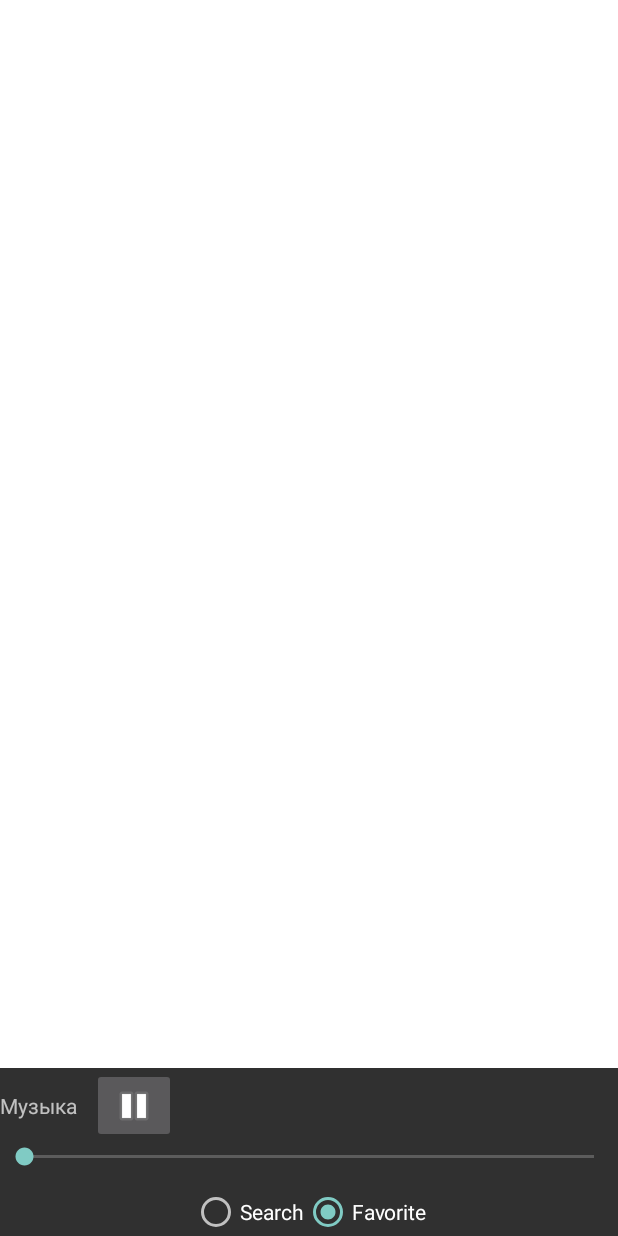
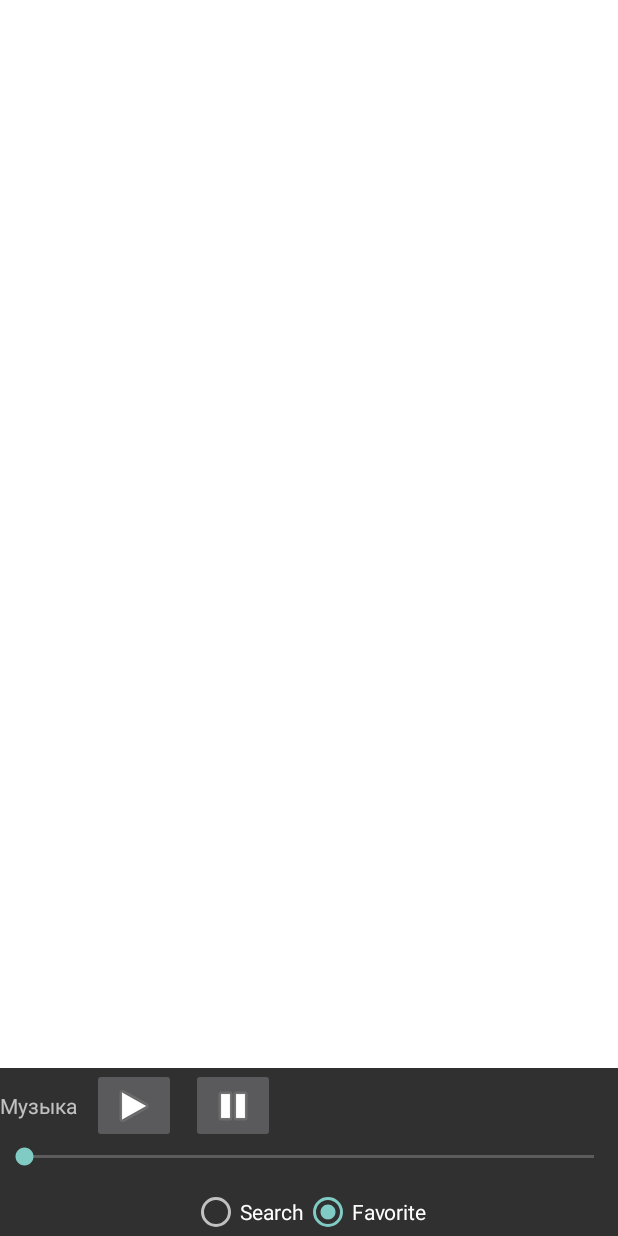
Before and after one commit to haschish/vladimirProject, an Android app: the screen it shows after launch (MainActivity), after a tap on "Favorite", on a phone screen of 412 x 824 dp. Run offline under Robolectric (Android 15) with nearby library versions, the phone set to English and light mode, and no system bars; our stand-ins replace data binding; 1 statement that could not run was skipped.

Commit message:
implemented change position and play/pause

```diff
--- a/app/src/main/java/com/example/obuza/FragmentThree.java
+++ b/app/src/main/java/com/example/obuza/FragmentThree.java
@@ -3,15 +3,28 @@ package com.example.obuza;
 import android.os.Bundle;
 
 import androidx.fragment.app.Fragment;
+import androidx.lifecycle.ViewModelProvider;
 
 import android.view.LayoutInflater;
 import android.view.View;
 import android.view.ViewGroup;
 import android.widget.SeekBar;
 
+import com.example.obuza.databinding.FragmentThreeBinding;
+
 //import static com.example.obuza.FragmentOne.mediaPlayer;
 //import static com.example.obuza.FragmentTwo.fragmentOne;
 //import static com.example.obuza.FragmentTwo.handler;
+
+interface OnProgressChange extends SeekBar.OnSeekBarChangeListener {
+    @Override
+    default void onStartTrackingTouch(SeekBar seekBar){
+    };
+
+    @Override
+    default void onStopTrackingTouch(SeekBar seekBar){
+    };
+}
 
 
 public class FragmentThree extends Fragment {
@@ -28,28 +41,22 @@ public class FragmentThree extends Fragment {
     @Override
     public View onCreateView(LayoutInflater inflater, ViewGroup container,
                              Bundle savedInstanceState) {
-        View inflatedView = inflater.inflate(R.layout.fragment_three, container, false);
-//        seekBar = (SeekBar) inflatedView.findViewById(R.id.seekBar);
-//        seekBar.setMax(mediaPlayer.getDuration());
-//        seekBar.setOnSeekBarChangeListener(new SeekBar.OnSeekBarChangeListener() {
-//            @Override
-//            public void onProgressChanged(SeekBar seekBar, int progress, boolean fromUser) {
-//                if (fromUser) {
-//                    fragmentOne.mediaPlayer.seekTo(progress);
-//                }
-//            }
-//
-//            @Override
-//            public void onStartTrackingTouch(SeekBar seekBar) {
-//
-//            }
-//
-//            @Override
-//            public void onStopTrackingTouch(SeekBar seekBar) {
-//
-//            }
-//        });
-        return inflatedView;
+        FragmentThreeBinding binding = FragmentThreeBinding.inflate(getLayoutInflater());
+        MyModel viewModel = new ViewModelProvider(requireActivity()).get(MyModel.class);
+        binding.setViewModel(viewModel);
+        binding.setLifecycleOwner(getViewLifecycleOwner());
+
+        binding.seekBar.setOnSeekBarChangeListener(new OnProgressChange() {
+            @Override
+            public void onProgressChanged(SeekBar seekBar, int i, boolean fromUser) {
+                if (fromUser) {
+                    viewModel.setSongPosition(i);
+                }
+            }
+        });
+
+        return binding.getRoot();
+
     }
 //    public static class UpdateSeekBar implements Runnable {
 //
--- a/app/src/main/java/com/example/obuza/MyModel.java
+++ b/app/src/main/java/com/example/obuza/MyModel.java
@@ -1,6 +1,8 @@
 package com.example.obuza;
 
 import android.media.MediaPlayer;
+import android.os.CountDownTimer;
+import android.util.Log;
 
 import androidx.lifecycle.LiveData;
 import androidx.lifecycle.MutableLiveData;
@@ -29,9 +31,20 @@ enum Status {
 
 public class MyModel extends ViewModel {
     MediaPlayer mediaPlayer = new MediaPlayer();
+    CountDownTimer timer;
 
     public MyModel() {
         loadSongs();
+        timer = new CountDownTimer(7*24*3600*1000, 200) {
+            @Override
+            public void onTick(long l) {
+                updateSongPosition();
+            }
+
+            @Override
+            public void onFinish() {
+            }
+        };
     }
 
     private MutableLiveData<List<Song>> list = new MutableLiveData<List<Song>>();
@@ -54,6 +67,16 @@ public class MyModel extends ViewModel {
         return playing;
     }
 
+    private MutableLiveData<Integer> songDuration = new MutableLiveData<>(0);
+    public LiveData<Integer> getSongDuration() {
+        return songDuration;
+    }
+
+    private MutableLiveData<Integer> songPosition = new MutableLiveData<>(0);
+    public LiveData<Integer> getSongPosition() {
+        return songPosition;
+    }
+
 
     public void playSong(Song song) {
         currentSong.setValue(song);
@@ -62,11 +85,35 @@ public class MyModel extends ViewModel {
         try {
             mediaPlayer.setDataSource(song.songLink);
             mediaPlayer.prepare();
+            songDuration.setValue(mediaPlayer.getDuration());
             mediaPlayer.start();
+            timer.start();
             playing.setValue(true);
         } catch (IOException e) {
             e.printStackTrace();
         }
+    }
+
+    public void play() {
+        mediaPlayer.start();
+        timer.start();
+        playing.setValue(true);
+    }
+
+    public void pause() {
+        mediaPlayer.pause();
+        timer.cancel();
+        playing.setValue(false);
+    }
+
+    public void setSongPosition(Integer position) {
+        mediaPlayer.seekTo(position);
+        songPosition.setValue(position);
+    }
+
+    private void updateSongPosition() {
+        songPosition.setValue(mediaPlayer.getCurrentPosition());
+
     }
 
 
--- a/app/src/main/res/layout/fragment_three.xml
+++ b/app/src/main/res/layout/fragment_three.xml
@@ -1,7 +1,16 @@
 <?xml version="1.0" encoding="utf-8"?>
-<FrameLayout xmlns:android="http://schemas.android.com/apk/res/android"
+<layout xmlns:android="http://schemas.android.com/apk/res/android"
     xmlns:app="http://schemas.android.com/apk/res-auto"
-    xmlns:tools="http://schemas.android.com/tools"
+    xmlns:tools="http://schemas.android.com/tools">
+
+    <data>
+        <variable
+            name="viewModel"
+            type="com.example.obuza.MyModel" />
+
+    </data>
+
+    <FrameLayout
         android:layout_width="match_parent"
         android:layout_height="match_parent"
         tools:context=".FragmentThree">
@@ -26,19 +35,32 @@
                     android:text="Музыка" />
 
                 <ImageButton
+                    android:id="@+id/playImageButton"
+                    android:layout_width="wrap_content"
+                    android:layout_height="wrap_content"
+                    android:layout_marginLeft="10dp"
+                    android:onClick="@{() -> viewModel.play()}"
+                    android:src="@android:drawable/ic_media_play" />
+
+                <ImageButton
                     android:id="@+id/imageButton10"
                     android:layout_width="wrap_content"
                     android:layout_height="wrap_content"
                     android:layout_marginLeft="10dp"
+
+                    android:onClick="@{() -> viewModel.pause()}"
                     android:src="@android:drawable/ic_media_pause" />
             </LinearLayout>
 
             <SeekBar
                 android:id="@+id/seekBar"
                 android:layout_width="match_parent"
-            android:layout_height="wrap_content" />
+                android:layout_height="wrap_content"
+                android:max="@{viewModel.songDuration}"
+                android:progress="@{viewModel.songPosition}"/>
 
 
         </LinearLayout>
 
     </FrameLayout>
+</layout>
```
Lines whose indentation alone changed are shown as unchanged.
